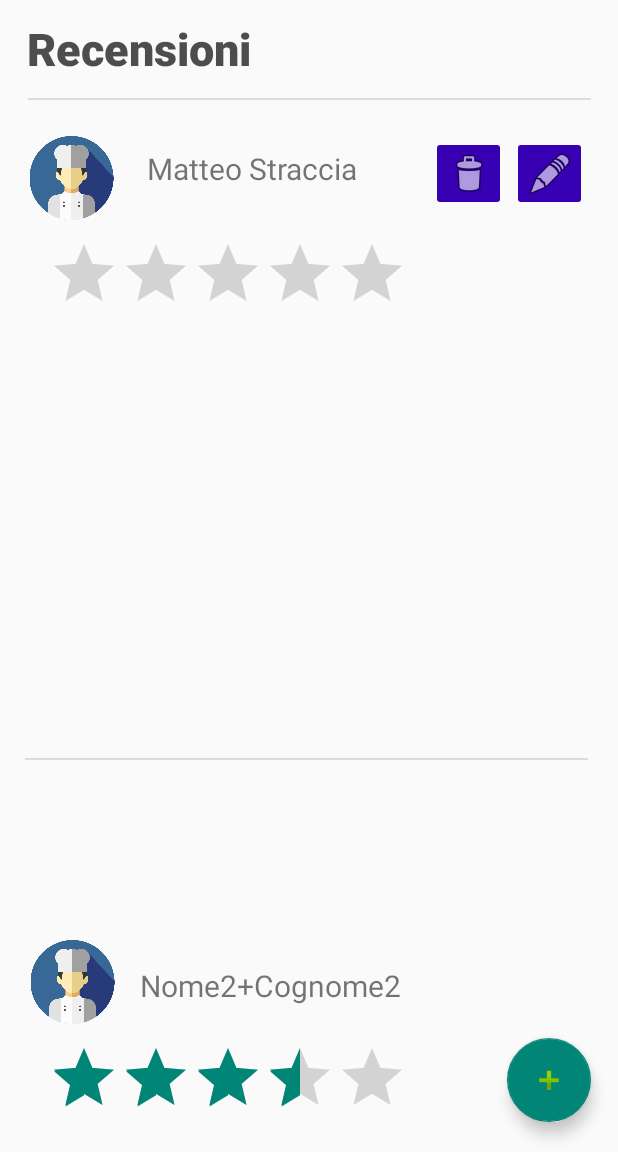
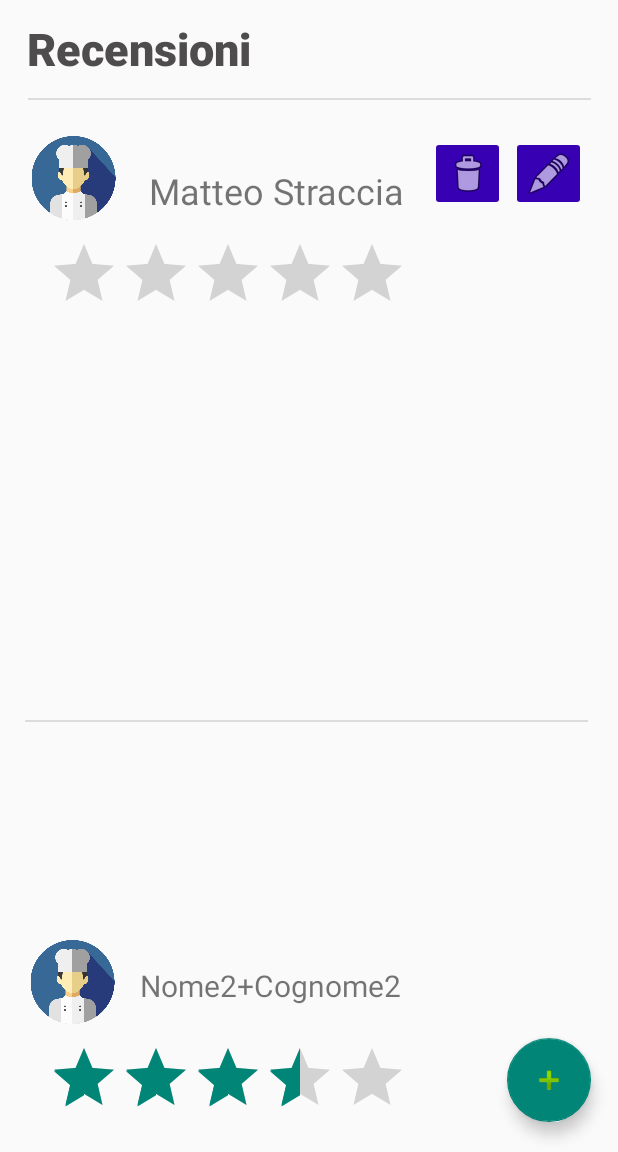
Before and after one commit to StracciaMatteo/AndroidProgetto, an Android app: the recensioni screen opened directly, with no data from a screen before it, on a phone screen of 412 x 824 dp, the part 84-1236 px from its top. Run offline under Robolectric (Android 15) with nearby library versions, the phone set to English and light mode, and no system bars; our stand-ins replace Firebase (no records; nobody signed in at launch, a user with empty details on screens opened directly); 3 statements that could not run were skipped.

Commit message:
Eliminazione campo prova, aggiustamento grafica activity recensioni e aggiunta di attributo tempo al caricamento recensioni

```diff
--- a/app/src/main/res/layout/activity_recensioni.xml
+++ b/app/src/main/res/layout/activity_recensioni.xml
@@ -68,12 +68,13 @@
 
         <TextView
             android:id="@+id/textVNomeCogn"
-            android:layout_width="177dp"
+            android:layout_width="175dp"
             android:layout_height="32dp"
             android:layout_marginStart="12dp"
             android:layout_marginEnd="140dp"
-            android:layout_marginBottom="28dp"
-            android:textSize="20sp"
+            android:layout_marginBottom="16dp"
+            android:textAlignment="viewStart"
+            android:textSize="24sp"
             app:layout_constraintBottom_toTopOf="@+id/ratingBRec"
             app:layout_constraintEnd_toEndOf="parent"
             app:layout_constraintStart_toEndOf="@+id/imageView6" />
@@ -96,7 +97,7 @@
 
         <TextView
             android:id="@+id/textVTitoloRec"
-            android:layout_width="325dp"
+            android:layout_width="337dp"
             android:layout_height="46dp"
             android:layout_marginStart="32dp"
             android:layout_marginTop="8dp"
@@ -107,9 +108,10 @@
 
         <TextView
             android:id="@+id/textVTestoRec"
-            android:layout_width="326dp"
-            android:layout_height="203dp"
+            android:layout_width="335dp"
+            android:layout_height="170dp"
             android:layout_marginStart="32dp"
+            android:layout_marginTop="8dp"
             app:layout_constraintStart_toStartOf="parent"
             app:layout_constraintTop_toBottomOf="@+id/textVTitoloRec" />
 
```
Also changed, not shown: app/src/main/java/com/example/androidprogetto/campo_prova.java (deleted, +0 -51 lines), app/src/main/java/com/example/androidprogetto/caricamentorecensioni.kt (+8 -1 lines).
